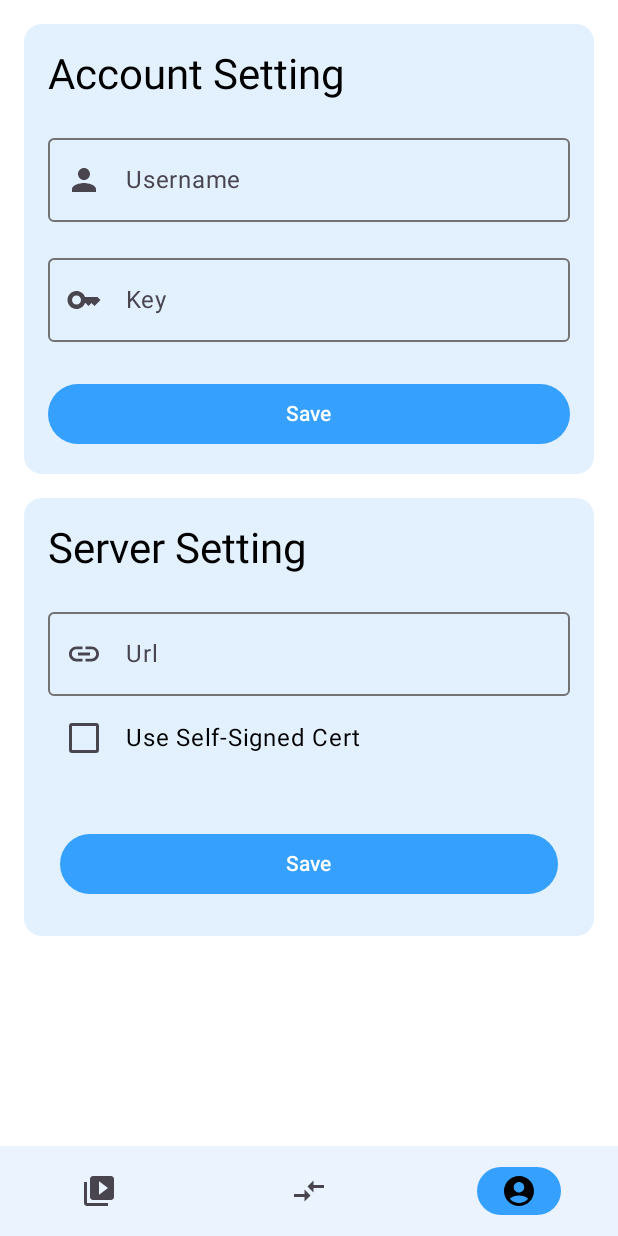
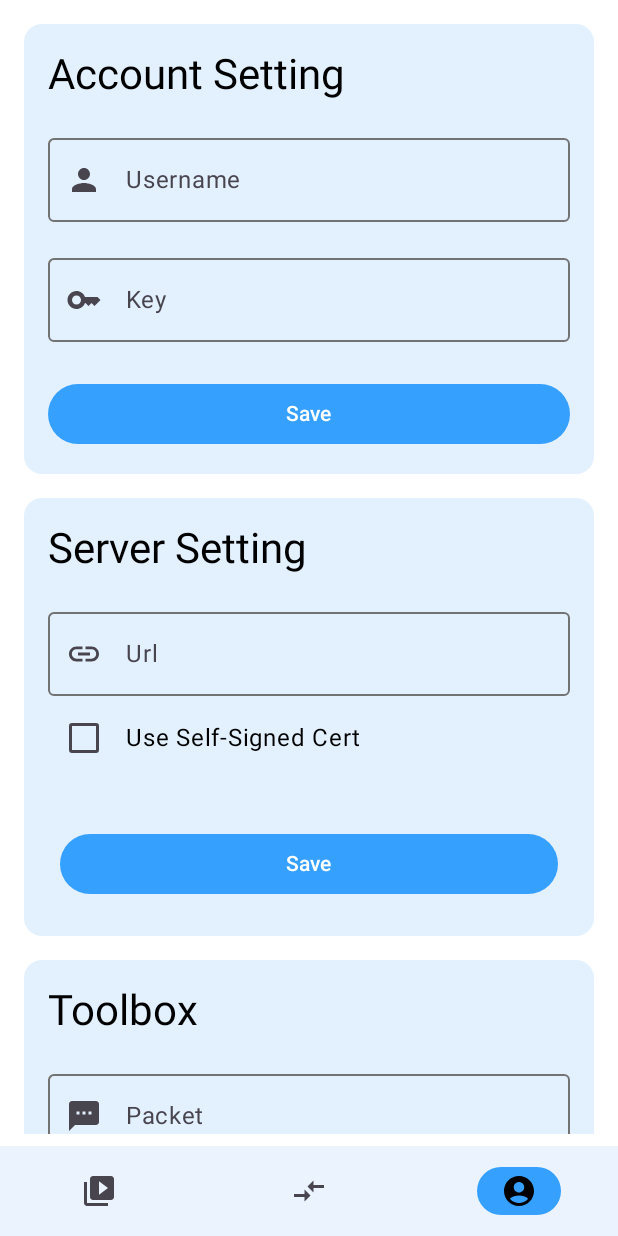
Before and after one commit to rootacite/Aether, an Android app built with Jetpack Compose: the me_route screen opened through its navigation route, on a phone screen of 412 x 824 dp. Run offline under Robolectric (Android 15) with nearby library versions, the light colour scheme and no system bars; our stand-ins replace Dagger/Hilt's generated code; libraries missing offline, so code that uses them is left out: androidx.hilt.lifecycle; pictures from the network do not load.

Commit message:
[update] Comic sort policy

```diff
--- a/app/src/main/java/com/acitelight/aether/service/ApiClient.kt
+++ b/app/src/main/java/com/acitelight/aether/service/ApiClient.kt
@@ -46,6 +46,9 @@ class ApiClient @Inject constructor(
     fun getBase(): String{
         return replaceAbyssProtocol(base)
     }
+
+    fun getDomain(): String = domain
+
     private var base: String = ""
     private var domain: String = ""
     private var cert: String = ""
@@ -236,7 +239,7 @@ class ApiClient @Inject constructor(
                 throw Exception("No reachable URL found")
             }
 
-            domain = selectedUrl.toHttpUrlOrNull()?.host ?: ""
+            domain = replaceAbyssProtocol(selectedUrl).toHttpUrlOrNull()?.host ?: ""
             cert = crt
             base = selectedUrl
             withContext(Dispatchers.IO)
--- a/app/src/main/java/com/acitelight/aether/service/MediaManager.kt
+++ b/app/src/main/java/com/acitelight/aether/service/MediaManager.kt
@@ -156,7 +156,7 @@ class MediaManager @Inject constructor(
     {
         try{
             val j = apiClient.api!!.getComics()
-            return j
+            return j.sorted()
         }catch (_: Exception)
         {
             return listOf()
--- a/app/src/main/java/com/acitelight/aether/view/pages/ComicScreen.kt
+++ b/app/src/main/java/com/acitelight/aether/view/pages/ComicScreen.kt
@@ -178,9 +178,9 @@ fun ComicScreen(
 
         VariableGrid(
             modifier = Modifier
-                .heightIn(max = 88.dp)
+                .heightIn(max = 72.dp)
                 .padding(4.dp),
-            rowHeight = 32.dp
+            rowHeight = 30.dp
         )
         {
             for (i in comicScreenViewModel.tags) {
--- a/app/src/main/java/com/acitelight/aether/view/pages/MeScreen.kt
+++ b/app/src/main/java/com/acitelight/aether/view/pages/MeScreen.kt
@@ -15,6 +15,7 @@ import androidx.compose.material.icons.Icons
 import androidx.compose.material.icons.filled.Key
 import androidx.compose.material.icons.filled.Link
 import androidx.compose.material.icons.filled.Person
+import androidx.compose.material.icons.filled.Textsms
 import androidx.compose.material3.Button
 import androidx.compose.material3.Card
 import androidx.compose.material3.Checkbox
@@ -41,6 +42,7 @@ fun MeScreen(meScreenViewModel: MeScreenViewModel = hiltViewModel<MeScreenViewMo
     var privateKey by meScreenViewModel.privateKey
     var url by meScreenViewModel.url
     var cert by meScreenViewModel.cert
+    var pak by meScreenViewModel.pak
 
     val uss by meScreenViewModel.uss.collectAsState(initial = false)
 
@@ -50,7 +52,8 @@ fun MeScreen(meScreenViewModel: MeScreenViewModel = hiltViewModel<MeScreenViewMo
             .padding(8.dp),
         horizontalAlignment = Alignment.CenterHorizontally,
         verticalArrangement = Arrangement.Top
-    ) {
+    )
+    {
         // Card component for a clean, contained UI block
         item{
             Card(
@@ -196,6 +199,54 @@ fun MeScreen(meScreenViewModel: MeScreenViewModel = hiltViewModel<MeScreenViewMo
                     }
                 }
             }
+
+            Card(
+                modifier = Modifier
+                    .fillMaxWidth()
+                    .padding(8.dp)
+            )
+            {
+                Column(
+                    modifier = Modifier
+                        .padding(16.dp)
+                        .fillMaxWidth(),
+                    horizontalAlignment = Alignment.CenterHorizontally
+                ) {
+                    Text(
+                        text = "Toolbox",
+                        style = MaterialTheme.typography.headlineMedium,
+                        modifier = Modifier
+                            .padding(bottom = 16.dp)
+                            .align(Alignment.Start)
+                    )
+
+                    Spacer(modifier = Modifier.width(8.dp))
+
+                    OutlinedTextField(
+                        value = pak,
+                        onValueChange = { pak = it },
+                        label = { Text("Packet") },
+                        leadingIcon = {
+                            Icon(Icons.Default.Textsms, contentDescription = "Packet")
+                        },
+                        singleLine = true,
+                        modifier = Modifier.fillMaxWidth()
+                    )
+
+                    Spacer(modifier = Modifier.height(8.dp))
+
+                    Row{
+                        Button(
+                            onClick = {
+                                meScreenViewModel.sendPacket(pak)
+                            },
+                            modifier = Modifier.weight(0.5f).padding(8.dp)
+                        ) {
+                            Text("Send")
+                        }
+                    }
+                }
+            }
         }
     }
 }
--- a/app/src/main/java/com/acitelight/aether/viewModel/ComicScreenViewModel.kt
+++ b/app/src/main/java/com/acitelight/aether/viewModel/ComicScreenViewModel.kt
@@ -61,7 +61,7 @@ class ComicScreenViewModel @Inject constructor(
             val m = mediaManager.queryComicInfoBulk(l)
 
             if(m != null) {
-                comics.addAll(m.sortedWith(compareBy(naturalOrder()) { it.comic.comic_name }))
+                comics.addAll(m.sortedBy { it.id.toInt() }.reversed())
                 tags.addAll(m.flatMap { it.comic.tags }.groupingBy { it }.eachCount()
                     .entries.sortedByDescending { it.value }
                     .map { it.key })
```
Also changed, not shown: app/src/main/java/com/acitelight/aether/viewModel/MeScreenViewModel.kt (+24 -1 lines).
